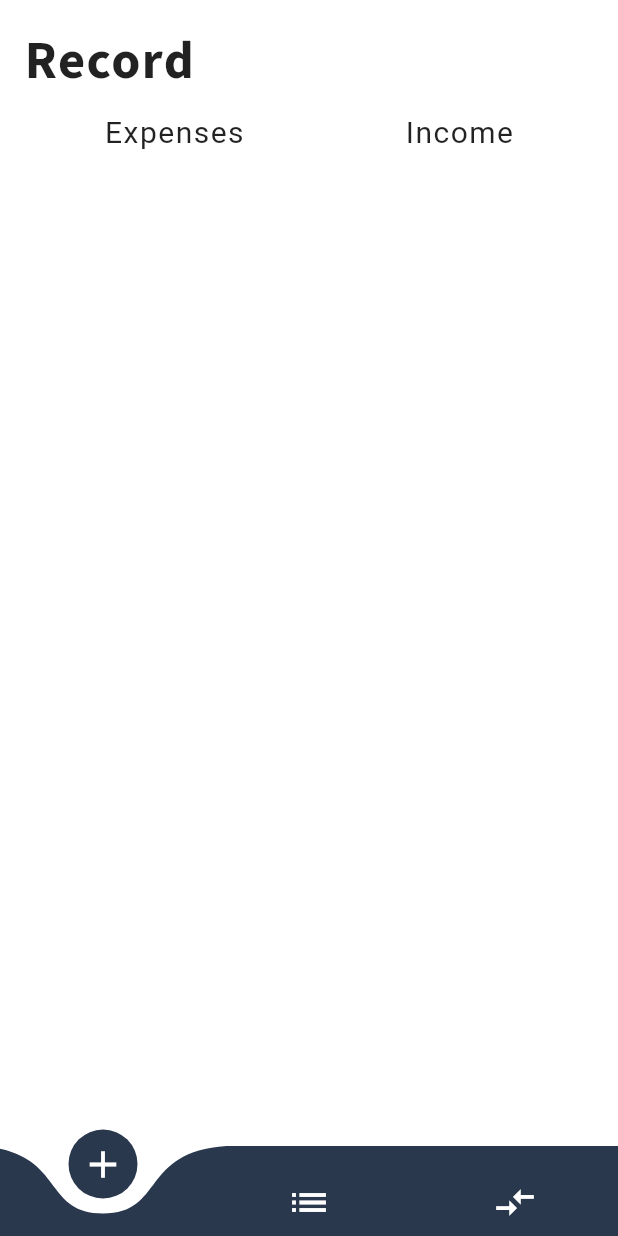
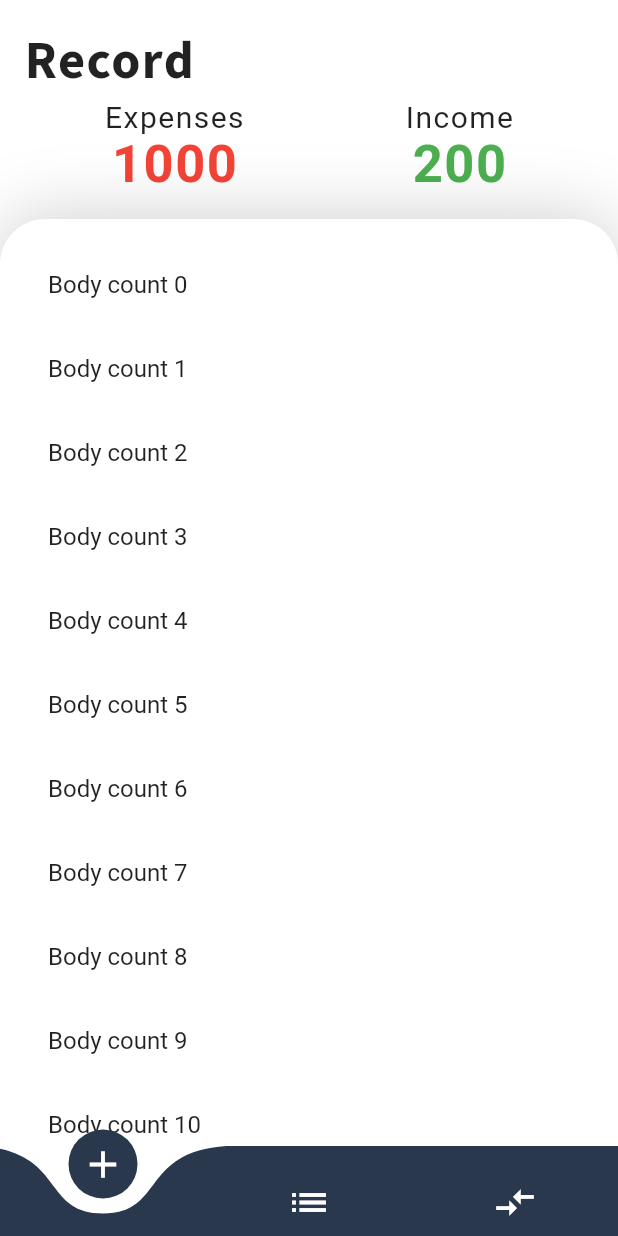
Before and after one commit to aexces/mong, a Flutter app: the screen it shows after launch, on a phone screen of 412 x 824 dp. Run offline on Flutter 3.47's test engine with Material 2 defaults, Android fonts, the phone set to English and light mode, and no system bars; drawn by our look-alikes of curved_navigation_bar; our stand-ins replace auto_route, bloc, flutter_bloc, freezed_annotation, get_it, injectable.

Commit message:
transactions UI completed

```diff
--- a/lib/core/colors.dart
+++ b/lib/core/colors.dart
@@ -2,3 +2,6 @@ import 'package:flutter/material.dart';
 
 const kWhiteColor = Colors.white;
 const kPrimaryColor = Color(0xFF29384D);
+const kRedColor = Colors.red;
+const kGreenColor = Colors.green;
+const kBlackColor = Colors.black;
--- a/lib/presentation/pages/record/record.dart
+++ b/lib/presentation/pages/record/record.dart
@@ -1,38 +1,20 @@
 import 'package:flutter/material.dart';
+import 'package:mong/core/colors.dart';
 import 'package:mong/core/constants.dart';
-import 'package:mong/presentation/widgets/main_heading.dart';
+import 'package:mong/presentation/pages/record/widgets/transactions.dart';
+
+import 'widgets/head.dart';
 
 class RecordPage extends StatelessWidget {
   const RecordPage({Key? key}) : super(key: key);
 
   @override
   Widget build(BuildContext context) {
-    return Padding(
-      padding: const EdgeInsets.all(kDefaultPadding),
+    return SingleChildScrollView(
       child: Column(
-        crossAxisAlignment: CrossAxisAlignment.start,
-        children: [
-          const MainHeading(),
-          kHeight10,
-          Row(
-            mainAxisAlignment: MainAxisAlignment.spaceAround,
-            children: const [
-              Text(
-                "Expenses",
-                style: TextStyle(
-                  fontSize: 20,
-                  letterSpacing: 1,
-                ),
-              ),
-              Text(
-                "Income",
-                style: TextStyle(
-                  fontSize: 20,
-                  letterSpacing: 1,
-                ),
-              ),
-            ],
-          )
+        children: const [
+          Head(),
+          Transactions(),
         ],
       ),
     );
--- /dev/null
+++ b/lib/presentation/pages/record/widgets/head.dart
@@ -0,0 +1,25 @@
+import 'package:flutter/material.dart';
+import 'package:mong/presentation/pages/record/widgets/tab_heading.dart';
+
+import '../../../../core/constants.dart';
+import '../../../widgets/main_heading.dart';
+
+class Head extends StatelessWidget {
+  const Head({
+    Key? key,
+  }) : super(key: key);
+
+  @override
+  Widget build(BuildContext context) {
+    return Padding(
+      padding: const EdgeInsets.all(kDefaultPadding),
+      child: Column(
+        crossAxisAlignment: CrossAxisAlignment.start,
+        children: [
+          const MainHeading(),
+          const TabHeading(),
+        ],
+      ),
+    );
+  }
+}
--- /dev/null
+++ b/lib/presentation/pages/record/widgets/tab_heading.dart
@@ -0,0 +1,67 @@
+import 'package:flutter/material.dart';
+
+import '../../../../core/colors.dart';
+
+class TabHeading extends StatelessWidget {
+  const TabHeading({
+    Key? key,
+  }) : super(key: key);
+
+  @override
+  Widget build(BuildContext context) {
+    return Column(
+      children: [
+        Row(
+          mainAxisAlignment: MainAxisAlignment.spaceAround,
+          children: const [
+            Text(
+              "Expenses",
+              maxLines: 1,
+              overflow: TextOverflow.ellipsis,
+              style: TextStyle(
+                fontSize: 20,
+                letterSpacing: 1,
+              ),
+            ),
+            Text(
+              "Income",
+              maxLines: 1,
+              overflow: TextOverflow.ellipsis,
+              style: TextStyle(
+                fontSize: 20,
+                letterSpacing: 1,
+              ),
+            ),
+          ],
+        ),
+        Row(
+          mainAxisAlignment: MainAxisAlignment.spaceAround,
+          children: const [
+            Text(
+              "1000",
+              maxLines: 1,
+              overflow: TextOverflow.ellipsis,
+              style: TextStyle(
+                fontSize: 35,
+                letterSpacing: 1,
+                color: kRedColor,
+                fontWeight: FontWeight.bold,
+              ),
+            ),
+            Text(
+              "200",
+              maxLines: 1,
+              overflow: TextOverflow.ellipsis,
+              style: TextStyle(
+                fontSize: 35,
+                letterSpacing: 1,
+                color: kGreenColor,
+                fontWeight: FontWeight.bold,
+              ),
+            ),
+          ],
+        ),
+      ],
+    );
+  }
+}
--- /dev/null
+++ b/lib/presentation/pages/record/widgets/transactions.dart
@@ -0,0 +1,30 @@
+import 'package:flutter/material.dart';
+
+import '../../../../core/colors.dart';
+import '../../../../core/constants.dart';
+import 'transactions_list.dart';
+
+class Transactions extends StatelessWidget {
+  const Transactions({
+    Key? key,
+  }) : super(key: key);
+
+  @override
+  Widget build(BuildContext context) {
+    return Container(
+      padding: const EdgeInsets.all(kDefaultPadding),
+      width: double.infinity,
+      decoration: BoxDecoration(
+          color: kWhiteColor,
+          borderRadius: kRadiusTL30TR30,
+          boxShadow: [
+            BoxShadow(
+              color: kBlackColor.withOpacity(0.2),
+              offset: const Offset(0, 0),
+              blurRadius: 40,
+            )
+          ]),
+      child: const TransactionsList(),
+    );
+  }
+}
--- /dev/null
+++ b/lib/presentation/pages/record/widgets/transactions_list.dart
@@ -0,0 +1,21 @@
+import 'package:flutter/material.dart';
+
+class TransactionsList extends StatelessWidget {
+  const TransactionsList({
+    Key? key,
+  }) : super(key: key);
+
+  @override
+  Widget build(BuildContext context) {
+    return ListView.builder(
+      shrinkWrap: true,
+      itemCount: 20,
+      physics: const NeverScrollableScrollPhysics(),
+      itemBuilder: (context, index) {
+        return ListTile(
+          title: Text("Body count $index"),
+        );
+      },
+    );
+  }
+}
```
